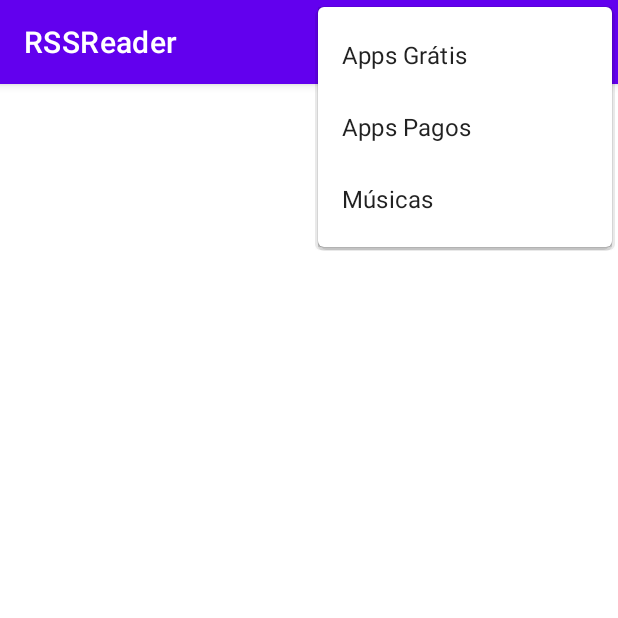
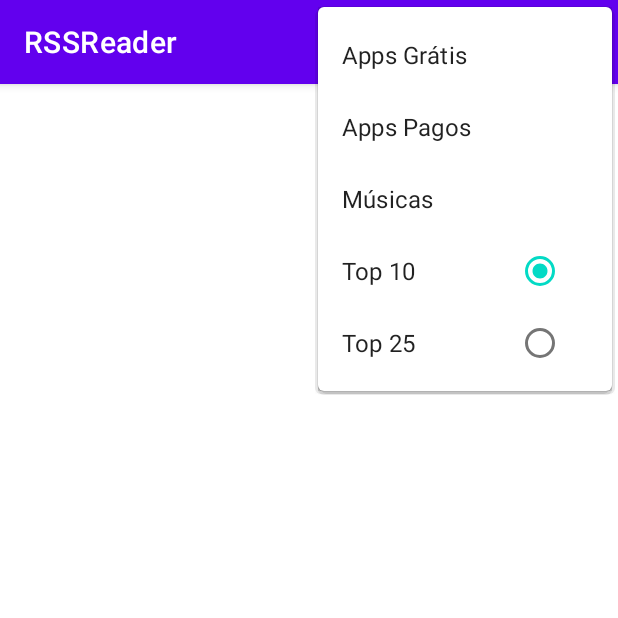
Before and after one commit to Zaanol/Android-RSSReader, an Android app: the screen it shows after launch (MainActivity), with the options menu open, on a phone screen of 412 x 824 dp, the top half of it. Run offline under Robolectric (Android 15) with nearby library versions, the phone set to English and light mode, and no system bars.

Commit message:
Created menu top 10 and 25

```diff
--- a/app/src/main/java/com/zanol/rssreader/MainActivity.java
+++ b/app/src/main/java/com/zanol/rssreader/MainActivity.java
@@ -13,7 +13,6 @@ import android.widget.ListView;
 
 import java.io.BufferedReader;
 import java.io.IOException;
-import java.io.InputStream;
 import java.io.InputStreamReader;
 import java.net.HttpURLConnection;
 import java.net.MalformedURLException;
@@ -23,6 +22,9 @@ public class MainActivity extends AppCompatActivity {
 
     private static final String TAG = "MainActivity";
 
+    private String feedUrl = "http://ax.itunes.apple.com/WebObjects/MZStoreServices.woa/ws/RSS/%s/limit=%d/xml";
+    private int feedLimit = 10;
+    private String feedType = "topfreeapplications";
     private static ListView rssListView;
 
     @Override
@@ -32,7 +34,7 @@ public class MainActivity extends AppCompatActivity {
 
         rssListView = findViewById(R.id.rssListView);
 
-        downloadUrl("http://ax.itunes.apple.com/WebObjects/MZStoreServices.woa/ws/RSS/topfreeapplications/limit=10/xml");
+        downloadUrl(String.format(feedUrl, feedType, feedLimit));
     }
 
     @Override
@@ -44,24 +46,30 @@ public class MainActivity extends AppCompatActivity {
     @Override
     public boolean onOptionsItemSelected(@NonNull MenuItem item) {
         int id = item.getItemId();
-        String feedUrl;
 
         switch (id) {
             case R.id.mnuFree:
-                feedUrl = "http://ax.itunes.apple.com/WebObjects/MZStoreServices.woa/ws/RSS/topfreeapplications/limit=10/xml";
+                feedType = "topfreeapplications";
                 break;
             case R.id.mnuPaid:
-                feedUrl = "http://ax.itunes.apple.com/WebObjects/MZStoreServices.woa/ws/RSS/toppaidapplications/limit=10/xml";
+                feedType = "toppaidapplications";
                 break;
             case R.id.mnuSongs:
-                feedUrl = "http://ax.itunes.apple.com/WebObjects/MZStoreServices.woa/ws/RSS/topsongs/limit=10/xml";
+                feedType = "topsongs";
+                break;
+            case R.id.mnu10:
+            case R.id.mnu25:
+                if (!item.isChecked()) {
+                    item.setChecked(true);
+                    feedLimit = 35 - feedLimit;
+                }
                 break;
             default:
                 //Caso haja submenu
                 return super.onOptionsItemSelected(item);
         }
 
-        downloadUrl(feedUrl);
+        downloadUrl(String.format(feedUrl, feedType, feedLimit));
         return true;
     }
 
--- a/app/src/main/res/menu/feeds_menu.xml
+++ b/app/src/main/res/menu/feeds_menu.xml
@@ -11,4 +11,15 @@
     <item
         android:id="@+id/mnuSongs"
         android:title="Músicas" />
+    <group
+        android:id="@+id/mnuGrpLimit"
+        android:checkableBehavior="single">
+        <item
+            android:id="@+id/mnu10"
+            android:checked="true"
+            android:title="Top 10" />
+        <item
+            android:id="@+id/mnu25"
+            android:title="Top 25" />
+    </group>
 </menu>
```
Also changed, not shown: app/src/main/java/com/zanol/rssreader/ParseApplications.java (+0 -8 lines).
